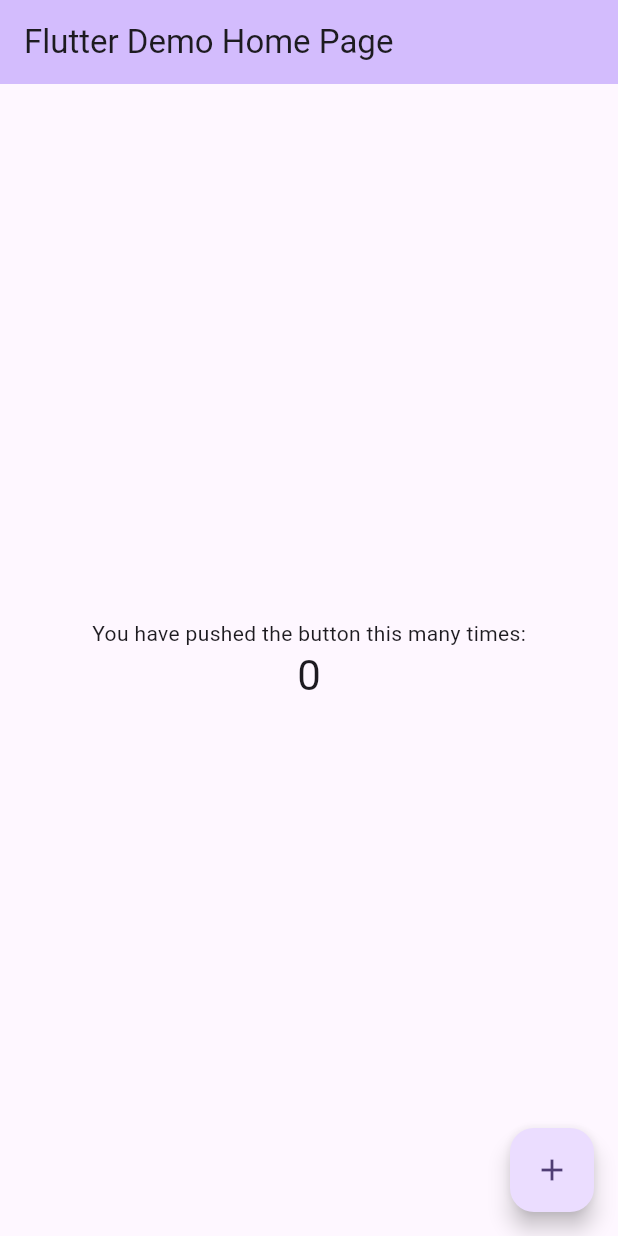
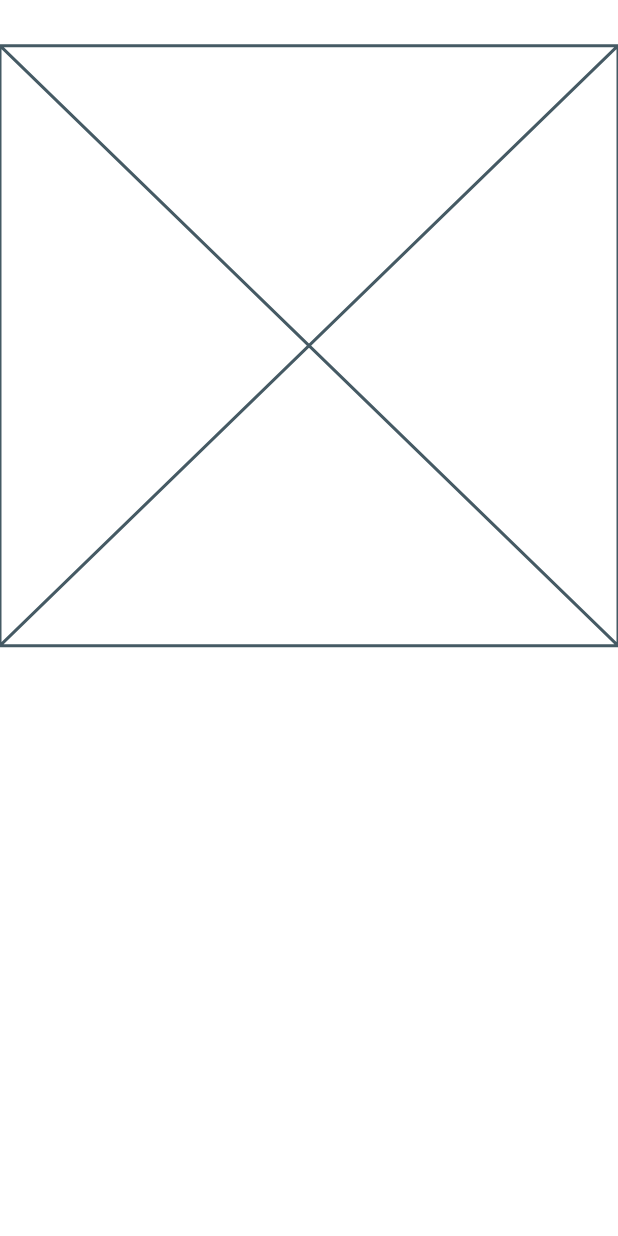
Before and after one commit to Mohamedd-Ashraf/IDK-yet, a Flutter app: the screen it shows after launch, on a phone screen of 412 x 824 dp. Run offline on Flutter 3.47's test engine with Material 3 defaults, Android fonts, the phone set to English and light mode, and no system bars; our stand-ins replace flutter_screenutil.

Commit message:
project set up

```diff
--- /dev/null
+++ b/lib/Core/Helpers/extensions.dart
@@ -0,0 +1,29 @@
+import 'package:flutter/material.dart';
+
+extension Navigation on BuildContext {
+  Future<dynamic> pushNamed(String routeName) {
+    return Navigator.of(this).pushNamed(routeName);
+  }
+
+  Future<dynamic> pushReplacementNamed(String routeName) {
+    return Navigator.of(this).pushReplacementNamed(routeName);
+  }
+
+  Future<dynamic> pushNamedAndRemoveUntil(String routeName) {
+    return Navigator.of(this)
+        .pushNamedAndRemoveUntil(routeName, (route) => false);
+  }
+
+  void pop() {
+    return Navigator.of(this).pop();
+  }
+
+  void popUntil(String routeName) {
+    return Navigator.of(this).popUntil(ModalRoute.withName(routeName));
+  }
+
+  showSnackBar(String message) {
+    return ScaffoldMessenger.of(this)
+        .showSnackBar(SnackBar(content: Text(message)));
+  }
+}
--- /dev/null
+++ b/lib/Core/Routes/app_router.dart
@@ -0,0 +1,28 @@
+import 'package:flutter/material.dart';
+import 'package:flutter_application_3/Core/Routes/routes.dart';
+import 'package:flutter_application_3/Features/Home/UI/Screens/login_screen.dart';
+
+import '../../Features/Home/UI/Screens/onBoarding/on_boarding.dart';
+
+class AppRouter {
+  Route generateRoute(RouteSettings settings) {
+    switch (settings.name) {
+      case Routes.onBoarding:
+        return MaterialPageRoute(
+          builder: (_) => onBoardingScreen(),
+        );
+      case Routes.loginScreen:
+        return MaterialPageRoute(
+          builder: (_) => loginScreen(),
+        );
+      default:
+        return MaterialPageRoute(
+          builder: (_) => Scaffold(
+            body: Center(
+              child: Text('No route defined for ${settings.name}'),
+            ),
+          ),
+        );
+    }
+  }
+}
--- /dev/null
+++ b/lib/Core/Routes/routes.dart
@@ -0,0 +1,5 @@
+class Routes {
+  static const String onBoarding = '/onBoardingScreen';
+  static const String homeScreen = '/homeScreen';
+  static const String loginScreen = '/loginScreen';
+}
--- /dev/null
+++ b/lib/Core/Themes/colors.dart
@@ -0,0 +1,35 @@
+import 'dart:ui';
+
+class ColorManager {
+  static const Color primaryColor = Color(0xFF247CFF);
+  static const Color primaryColorDark = Color(0xFF303F9F);
+  static const Color primaryColorLight = Color(0xFFC5CAE9);
+  static const Color accentColor = Color(0xFF00BCD4);
+  static const Color primaryTextColor = Color(0xFF212121);
+  static const Color secondaryTextColor = Color(0xFF757575);
+  static const Color dividerColor = Color(0xFFBDBDBD);
+
+  static const Color white = Color(0xFFFFFFFF);
+  static const Color black = Color(0xFF000000);
+  static const Color red = Color(0xFFE57373);
+  static const Color pink = Color(0xFFF06292);
+  static const Color purple = Color(0xFFBA68C8);
+  static const Color deepPurple = Color(0xFF9575CD);
+  static const Color indigo = Color(0xFF7986CB);
+  static const Color blue = Color(0xFF64B5F6);
+  static const Color lightBlue = Color(0xFF4FC3F7);
+  static const Color cyan = Color(0xFF4DD0E1);
+  static const Color teal = Color(0xFF4DB6AC);
+  static const Color green = Color(0xFF81C784);
+  static const Color lightGreen = Color(0xFFAED581);
+  static const Color lime = Color(0xFFDCE775);
+  static const Color yellow = Color(0xFFFFF176);
+  static const Color amber = Color(0xFFFFD54F);
+  static const Color orange = Color(0xFFFFB74D);
+  static const Color deepOrange = Color(0xFFFF8A65);
+  static const Color brown = Color(0xFFA1887F);
+  static const Color grey = Color(0xFFE0E0E0);
+  static const Color blueGrey = Color(0xFF90A4AE);
+
+  static const Color transparent = Color(0x00000000);
+}
--- /dev/null
+++ b/lib/Features/Home/UI/Screens/login_screen.dart
@@ -0,0 +1,14 @@
+import 'package:flutter/material.dart';
+
+class loginScreen extends StatelessWidget {
+  const loginScreen({super.key});
+
+  @override
+  Widget build(BuildContext context) {
+    return const Scaffold(
+      body: Center(
+        child: Text('Login Screen'),
+      ),
+    );
+  }
+}
--- /dev/null
+++ b/lib/Features/Home/UI/Screens/onBoarding/on_boarding.dart
@@ -0,0 +1,29 @@
+import 'package:flutter/material.dart';
+import 'package:flutter_screenutil/flutter_screenutil.dart';
+
+import '../../Widgets/onBoarding/doc_logo_and_name.dart';
+
+class onBoardingScreen extends StatelessWidget {
+  const onBoardingScreen({super.key});
+
+  @override
+  Widget build(BuildContext context) {
+    return  Scaffold(
+      body: SafeArea(
+        child: SingleChildScrollView(
+          child: Padding(
+            padding:  EdgeInsets.only(
+              top: 30.h,
+              bottom: 30.h,
+            ),
+            child: Column (
+              children: [
+                DocLogoAndName(),
+              ],
+            ),
+          ),
+        ),
+      )
+    );
+  }
+}
--- /dev/null
+++ b/lib/Features/Home/UI/Widgets/onBoarding/doc_logo_and_name.dart
@@ -0,0 +1,10 @@
+import 'package:flutter/material.dart';
+
+class DocLogoAndName extends StatelessWidget {
+  const DocLogoAndName({super.key});
+
+  @override
+  Widget build(BuildContext context) {
+    return const Placeholder();
+  }
+}
--- /dev/null
+++ b/lib/doctor_app.dart
@@ -0,0 +1,29 @@
+import 'package:flutter/material.dart';
+import 'package:flutter_application_3/Core/Routes/app_router.dart';
+import 'package:flutter_screenutil/flutter_screenutil.dart';
+
+import 'Core/Routes/routes.dart';
+import 'Core/Themes/colors.dart';
+
+class DocApp extends StatelessWidget {
+  final AppRouter appRouter;
+  const DocApp({super.key, required this.appRouter});
+
+  @override
+  Widget build(BuildContext context) {
+    return ScreenUtilInit(
+      designSize: const Size(375, 812),
+      minTextAdapt: true,
+      child: MaterialApp(
+        title: 'Doctor App',
+        initialRoute: Routes.onBoarding,
+        theme: ThemeData(
+          primaryColor: ColorManager.primaryColor,
+          scaffoldBackgroundColor: ColorManager.white,
+        ),
+        debugShowCheckedModeBanner: false,
+        onGenerateRoute: appRouter.generateRoute,
+      ),
+    );
+  }
+}
--- a/lib/main.dart
+++ b/lib/main.dart
@@ -1,125 +1,10 @@
 import 'package:flutter/material.dart';
 
+import 'Core/Routes/app_router.dart';
+import 'doctor_app.dart';
+
 void main() {
-  runApp(const MyApp());
+  runApp(DocApp(
+    appRouter: AppRouter(),
+  ));
 }
-
-class MyApp extends StatelessWidget {
-  const MyApp({super.key});
-
-  // This widget is the root of your application.
-  @override
-  Widget build(BuildContext context) {
-    return MaterialApp(
-      title: 'Flutter Demo',
-      theme: ThemeData(
-        // This is the theme of your application.
-        //
-        // TRY THIS: Try running your application with "flutter run". You'll see
-        // the application has a purple toolbar. Then, without quitting the app,
-        // try changing the seedColor in the colorScheme below to Colors.green
-        // and then invoke "hot reload" (save your changes or press the "hot
-        // reload" button in a Flutter-supported IDE, or press "r" if you used
-        // the command line to start the app).
-        //
-        // Notice that the counter didn't reset back to zero; the application
-        // state is not lost during the reload. To reset the state, use hot
-        // restart instead.
-        //
-        // This works for code too, not just values: Most code changes can be
-        // tested with just a hot reload.
-        colorScheme: ColorScheme.fromSeed(seedColor: Colors.deepPurple),
-        useMaterial3: true,
-      ),
-      home: const MyHomePage(title: 'Flutter Demo Home Page'),
-    );
-  }
-}
-
-class MyHomePage extends StatefulWidget {
-  const MyHomePage({super.key, required this.title});
-
-  // This widget is the home page of your application. It is stateful, meaning
-  // that it has a State object (defined below) that contains fields that affect
-  // how it looks.
-
-  // This class is the configuration for the state. It holds the values (in this
-  // case the title) provided by the parent (in this case the App widget) and
-  // used by the build method of the State. Fields in a Widget subclass are
-  // always marked "final".
-
-  final String title;
-
-  @override
-  State<MyHomePage> createState() => _MyHomePageState();
-}
-
-class _MyHomePageState extends State<MyHomePage> {
-  int _counter = 0;
-
-  void _incrementCounter() {
-    setState(() {
-      // This call to setState tells the Flutter framework that something has
-      // changed in this State, which causes it to rerun the build method below
-      // so that the display can reflect the updated values. If we changed
-      // _counter without calling setState(), then the build method would not be
-      // called again, and so nothing would appear to happen.
-      _counter++;
-    });
-  }
-
-  @override
-  Widget build(BuildContext context) {
-    // This method is rerun every time setState is called, for instance as done
-    // by the _incrementCounter method above.
-    //
-    // The Flutter framework has been optimized to make rerunning build methods
-    // fast, so that you can just rebuild anything that needs updating rather
-    // than having to individually change instances of widgets.
-    return Scaffold(
-      appBar: AppBar(
-        // TRY THIS: Try changing the color here to a specific color (to
-        // Colors.amber, perhaps?) and trigger a hot reload to see the AppBar
-        // change color while the other colors stay the same.
-        backgroundColor: Theme.of(context).colorScheme.inversePrimary,
-        // Here we take the value from the MyHomePage object that was created by
-        // the App.build method, and use it to set our appbar title.
-        title: Text(widget.title),
-      ),
-      body: Center(
-        // Center is a layout widget. It takes a single child and positions it
-        // in the middle of the parent.
-        child: Column(
-          // Column is also a layout widget. It takes a list of children and
-          // arranges them vertically. By default, it sizes itself to fit its
-          // children horizontally, and tries to be as tall as its parent.
-          //
-          // Column has various properties to control how it sizes itself and
-          // how it positions its children. Here we use mainAxisAlignment to
-          // center the children vertically; the main axis here is the vertical
-          // axis because Columns are vertical (the cross axis would be
-          // horizontal).
-          //
-          // TRY THIS: Invoke "debug painting" (choose the "Toggle Debug Paint"
-          // action in the IDE, or press "p" in the console), to see the
-          // wireframe for each widget.
-          mainAxisAlignment: MainAxisAlignment.center,
-          children: <Widget>[
-            const Text(
-              'You have pushed the button this many times:',
-            ),
-            Text(
-              '$_counter',
-              style: Theme.of(context).textTheme.headlineMedium,
-            ),
-          ],
-        ),
-      ),
-      floatingActionButton: FloatingActionButton(
-        onPressed: _incrementCounter,
-        tooltip: 'Increment',
-        child: const Icon(Icons.add),
-      ), // This trailing comma makes auto-formatting nicer for build methods.
-    );
-  }
-}
```
Also changed, not shown: 3 other files.
